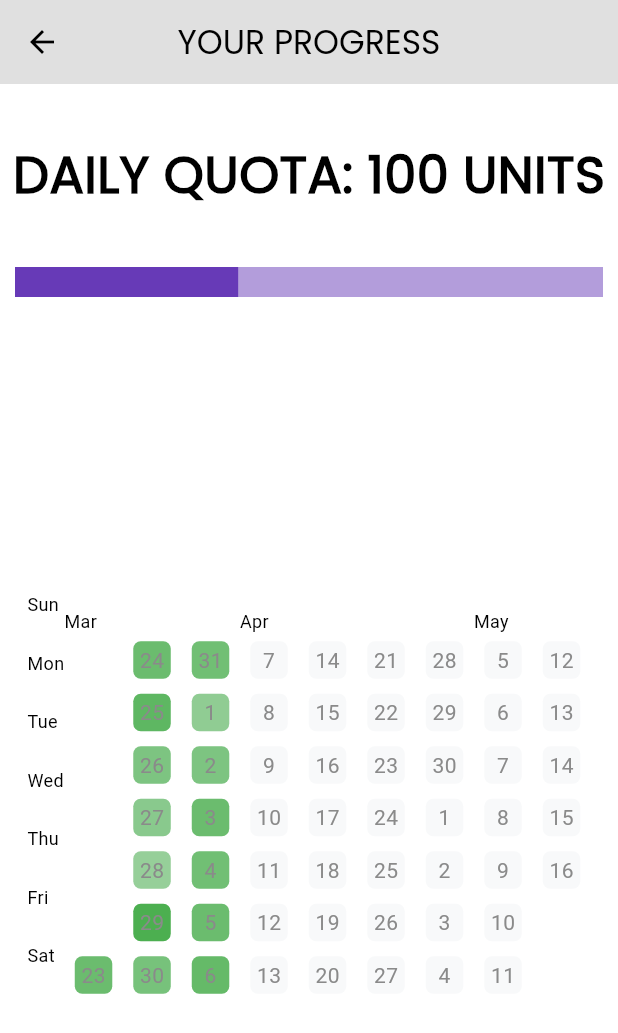
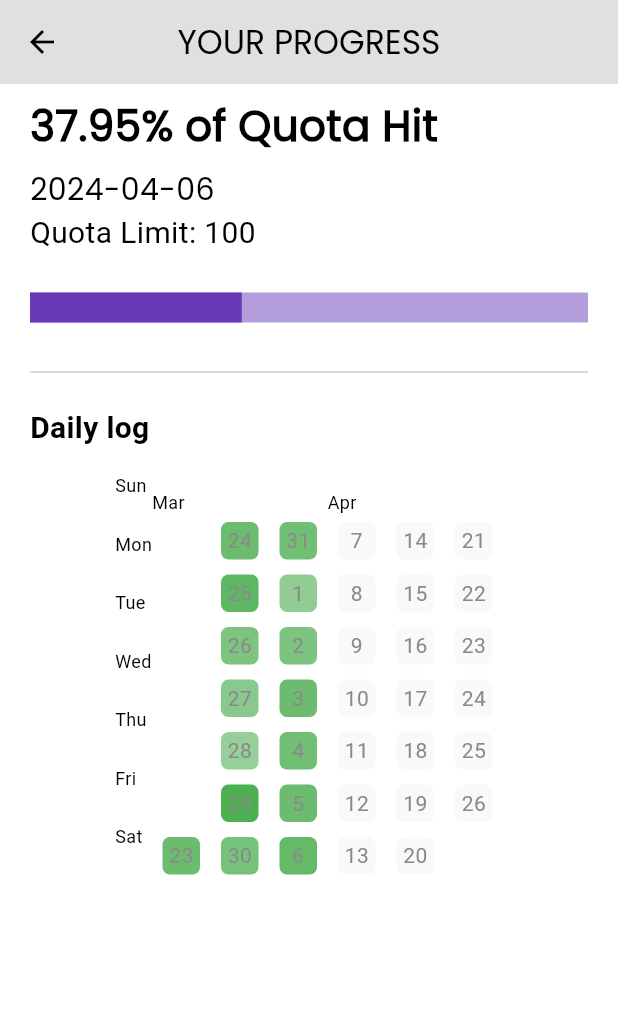
Before and after one commit to mixter3011/Eco_App, a Flutter app: the QuotaPage screen opened directly, on a phone screen of 412 x 824 dp. Shown: the top 1033 px of the screen. Run offline on Flutter 3.47's test engine with Material 3 defaults, Android fonts, the phone set to English and light mode, and no system bars; drawn by our look-alikes of flutter_heatmap_calendar, percent_indicator; our stand-ins replace google_fonts, pie_chart.

Commit message:
func(quota):addded a post request

```diff
--- a/lib/pages/quota.dart
+++ b/lib/pages/quota.dart
@@ -1,6 +1,9 @@
+import 'dart:convert';
+
 import 'package:flutter/material.dart';
 import 'package:flutter_heatmap_calendar/flutter_heatmap_calendar.dart';
 import 'package:percent_indicator/percent_indicator.dart';
+import 'package:http/http.dart' as http;
 
 class QuotaPage extends StatefulWidget {
   const QuotaPage({Key? key}) : super(key: key);
@@ -38,6 +41,48 @@ class _QuotaPageState extends State<QuotaPage> {
     selectedDate = DateTime.now();
     currentDataText = _getCurrentDateText(selectedDate);
     _updateEmissions(selectedDate);
+  }
+
+  void sendPUTRequest() async {
+    final url = Uri.parse('http://localhost:8181');
+
+    final List<Map<String, dynamic>> listOfObjects = [
+      {'2024-03-22': '79', '2024-03-23': '77'},
+      {'2024-03-24': '77', '2024-03-25': '75'},
+      {'2024-03-26': '80', '2024-03-27': '82'},
+      {'2024-03-28': '84', '2024-03-29': '72'},
+      {'2024-03-30': '79', '2024-03-31': '78'},
+      {'2024-04-01': '83', '2024-04-02': '80'},
+      {'2024-04-03': '77', '2024-04-04': '78'},
+      {'2024-04-05': '77', '2024-04-06': '76'},
+    ];
+
+    final usage = json.encode({'arrayname': listOfObjects});
+
+    try {
+      final response = await http.put(
+        url,
+        headers: <String, String>{
+          'Content-Type': 'application/json; charset=UTF-8',
+        },
+        body: {usage},
+      );
+
+      if (response.statusCode == 200) {
+        print('PUT Request Succesful');
+        print('Response: ${response.body}');
+      } else {
+        print('Failed to send PUT request');
+        print('Response status code: ${response.statusCode}');
+        print('Response body: ${response.body}');
+      }
+    } catch (e) {
+      print('Error sending PUT request: $e');
+    }
+  }
+
+  void main() {
+    sendPUTRequest();
   }
 
   // padding constants
@@ -150,6 +195,7 @@ class _QuotaPageState extends State<QuotaPage> {
 
   @override
   Widget build(BuildContext context) {
+    String co2Usage = (calculatetotalCO2usage() * 100).toStringAsFixed(2);
     return Scaffold(
       appBar: AppBar(
         title: const Text(
@@ -161,25 +207,49 @@ class _QuotaPageState extends State<QuotaPage> {
         centerTitle: true,
         backgroundColor: Theme.of(context).colorScheme.background,
       ),
-      body: Center(
+      body: Column(
+        crossAxisAlignment: CrossAxisAlignment.start,
+        children: [
+          const SizedBox(height: 8.0),
+          Padding(
+            padding: const EdgeInsets.symmetric(horizontal: 20.0),
             child: Column(
-          mainAxisAlignment: MainAxisAlignment.spaceEvenly,
+              crossAxisAlignment: CrossAxisAlignment.start,
               children: [
-            const Text(
-              "DAILY QUOTA: 100 UNITS",
-              style: TextStyle(
+                Text(
+                  '$co2Usage% of Quota Hit',
+                  style: const TextStyle(
                     fontFamily: "Poppins",
                     fontWeight: FontWeight.bold,
-                  fontSize: 34),
+                    fontSize: 28,
+                  ),
+                ),
+                const SizedBox(height: 8.0),
+                Text(
+                  _getCurrentDateText(DateTime.now()),
+                  style: const TextStyle(
+                    fontFamily: "Poppins",
+                    fontSize: 20,
+                  ),
+                ),
+                const Text(
+                  "Quota Limit: 100",
+                  style: TextStyle(fontSize: 20),
+                ),
+              ],
+            ),
           ),
           Padding(
-              padding: const EdgeInsets.only(bottom: 160),
+            padding: const EdgeInsets.symmetric(vertical: 25),
             child: Container(
               decoration: BoxDecoration(
                 borderRadius: BorderRadius.circular(50),
               ),
+              child: Padding(
+                padding: const EdgeInsets.only(left: 10),
                 child: LinearPercentIndicator(
                   animation: true,
+                  width: MediaQuery.of(context).size.width - 20,
                   animationDuration: 1000,
                   lineHeight: 20,
                   percent: calculatetotalCO2usage(),
@@ -188,15 +258,36 @@ class _QuotaPageState extends State<QuotaPage> {
                 ),
               ),
             ),
+          ),
+          const Padding(
+            padding: EdgeInsets.symmetric(horizontal: 20.0),
+            child: Divider(
+              thickness: 1,
+              color: Color.fromARGB(255, 204, 204, 204),
+            ),
+          ),
           Column(
-              crossAxisAlignment: CrossAxisAlignment.center,
+            crossAxisAlignment: CrossAxisAlignment.start,
             children: [
-                Padding(
+              const Padding(
+                padding: EdgeInsets.symmetric(horizontal: 20.0, vertical: 15),
+                child: Text(
+                  "Daily log",
+                  style: TextStyle(
+                    fontWeight: FontWeight.bold,
+                    fontSize: 20,
+                  ),
+                ),
+              ),
+              Center(
+                child: Padding(
                   padding: const EdgeInsets.only(bottom: 120),
                   child: HeatMap(
-                    startDate: DateTime.now().subtract(const Duration(days: 14)),
-                    endDate: DateTime.now().add(const Duration(days: 40)),
-                    margin: const EdgeInsets.symmetric(horizontal: 7, vertical: 5),
+                    startDate:
+                        DateTime.now().subtract(const Duration(days: 14)),
+                    endDate: DateTime.now().add(const Duration(days: 20)),
+                    margin:
+                        const EdgeInsets.symmetric(horizontal: 7, vertical: 5),
                     datasets: _generateHeatmapDataset(),
                     colorMode: ColorMode.opacity,
                     showText: true,
@@ -215,11 +306,11 @@ class _QuotaPageState extends State<QuotaPage> {
                     },
                   ),
                 ),
+              ),
             ],
           ),
         ],
       ),
-      ),
     );
   }
 }
--- a/pubspec.yaml
+++ b/pubspec.yaml
@@ -46,6 +46,7 @@ dependencies:
   android_intent: ^2.0.2
   percent_indicator: ^4.2.3
   flutter_heatmap_calendar: ^1.0.5
+  http: ^1.2.1
 
 dev_dependencies:
   flutter_test:
```
Also changed, not shown: pubspec.lock. Lines whose indentation alone changed are shown as unchanged.
